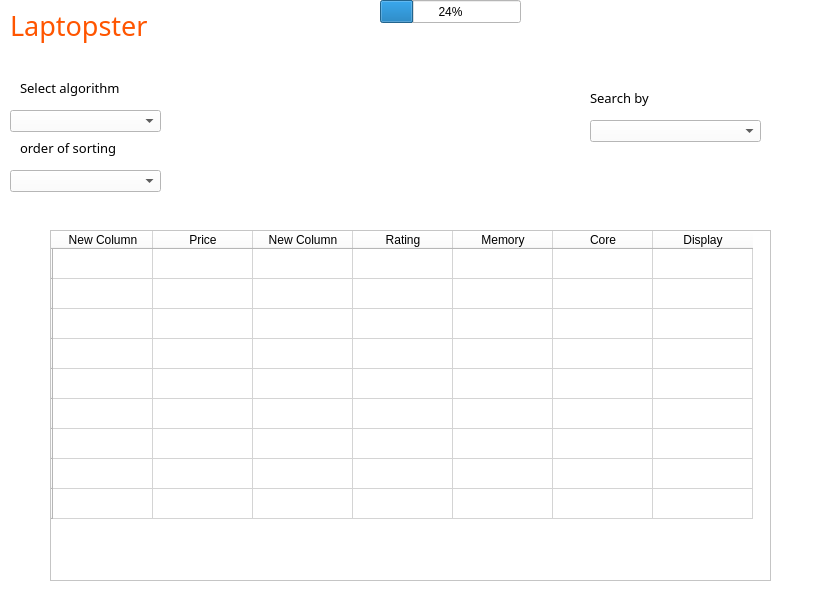
Above: laptopster.ui from Esha-tur-Razia/CS261F21PID41 before the change. Below: the same form after it.
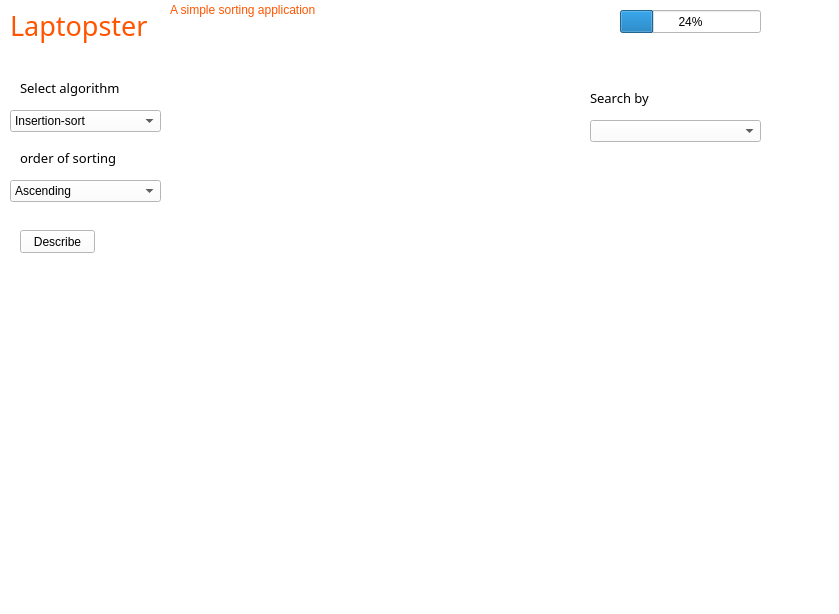
That is the form after the change. Icons and pictures are not drawn.

The edit to the form file:
```diff
--- a/laptopster.ui
+++ b/laptopster.ui
@@ -51,16 +51,46 @@
       <height>22</height>
      </rect>
     </property>
+    <item>
+     <property name="text">
+      <string>Insertion-sort</string>
+     </property>
+    </item>
+    <item>
+     <property name="text">
+      <string>Merge-sort</string>
+     </property>
+    </item>
+    <item>
+     <property name="text">
+      <string>bubble-sort</string>
+     </property>
+    </item>
+    <item>
+     <property name="text">
+      <string>Counting-sort</string>
+     </property>
+    </item>
    </widget>
    <widget class="QComboBox" name="comboBox_2">
     <property name="geometry">
      <rect>
       <x>10</x>
-      <y>170</y>
+      <y>180</y>
       <width>151</width>
       <height>22</height>
      </rect>
     </property>
+    <item>
+     <property name="text">
+      <string>Ascending</string>
+     </property>
+    </item>
+    <item>
+     <property name="text">
+      <string>Decending</string>
+     </property>
+    </item>
    </widget>
    <widget class="QLabel" name="label_2">
     <property name="geometry">
@@ -85,7 +115,7 @@
     <property name="geometry">
      <rect>
       <x>20</x>
-      <y>140</y>
+      <y>150</y>
       <width>111</width>
       <height>16</height>
      </rect>
@@ -103,8 +133,8 @@
    <widget class="QProgressBar" name="progressBar">
     <property name="geometry">
      <rect>
-      <x>380</x>
-      <y>0</y>
+      <x>620</x>
+      <y>10</y>
       <width>141</width>
       <height>23</height>
      </rect>
@@ -113,96 +143,6 @@
      <number>24</number>
     </property>
    </widget>
-   <widget class="QTableWidget" name="tableWidget">
-    <property name="geometry">
-     <rect>
-      <x>50</x>
-      <y>230</y>
-      <width>721</width>
-      <height>351</height>
-     </rect>
-    </property>
-    <row>
-     <property name="text">
-      <string/>
-     </property>
-    </row>
-    <row>
-     <property name="text">
-      <string/>
-     </property>
-    </row>
-    <row>
-     <property name="text">
-      <string/>
-     </property>
-    </row>
-    <row>
-     <property name="text">
-      <string/>
-     </property>
-    </row>
-    <row>
-     <property name="text">
-      <string/>
-     </property>
-    </row>
-    <row>
-     <property name="text">
-      <string/>
-     </property>
-    </row>
-    <row>
-     <property name="text">
-      <string/>
-     </property>
-    </row>
-    <row>
-     <property name="text">
-      <string/>
-     </property>
-    </row>
-    <row>
-     <property name="text">
-      <string/>
-     </property>
-    </row>
-    <column>
-     <property name="text">
-      <string>New Column</string>
-     </property>
-    </column>
-    <column>
-     <property name="text">
-      <string>Price</string>
-     </property>
-    </column>
-    <column>
-     <property name="text">
-      <string>New Column</string>
-     </property>
-    </column>
-    <column>
-     <property name="text">
-      <string>Rating</string>
-     </property>
-    </column>
-    <column>
-     <property name="text">
-      <string>Memory</string>
-     </property>
-    </column>
-    <column>
-     <property name="text">
-      <string>Core</string>
-     </property>
-    </column>
-    <column>
-     <property name="text">
-      <string>Display</string>
-     </property>
-    </column>
-   </widget>
    <widget class="QComboBox" name="comboBox_3">
     <property name="geometry">
      <rect>
@@ -232,6 +172,55 @@
      <string>Search by</string>
     </property>
    </widget>
+   <widget class="QLabel" name="label_5">
+    <property name="geometry">
+     <rect>
+      <x>170</x>
+      <y>0</y>
+      <width>201</width>
+      <height>20</height>
+     </rect>
+    </property>
+    <property name="styleSheet">
+     <string notr="true">font: 11pt &quot;Papyrus&quot;;
+color: rgb(255, 85, 0);</string>
+    </property>
+    <property name="text">
+     <string>A simple sorting application</string>
+    </property>
+   </widget>
+   <widget class="QLabel" name="label_6">
+    <property name="geometry">
+     <rect>
+      <x>340</x>
+      <y>40</y>
+      <width>231</width>
+      <height>181</height>
+     </rect>
+    </property>
+    <property name="styleSheet">
+     <string notr="true">background-image: url(:/laptopster/laptop-circle-swoosh-icon-logo-260nw-336320570 (1).jpg);</string>
+    </property>
+    <property name="text">
+     <string/>
+    </property>
+    <property name="scaledContents">
+     <bool>true</bool>
+    </property>
+   </widget>
+   <widget class="QPushButton" name="pushButton">
+    <property name="geometry">
+     <rect>
+      <x>20</x>
+      <y>230</y>
+      <width>75</width>
+      <height>23</height>
+     </rect>
+    </property>
+    <property name="text">
+     <string>Describe</string>
+    </property>
+   </widget>
   </widget>
   <widget class="QMenuBar" name="menubar">
    <property name="geometry">
```
Left out of the diff: 4 changed lines with no effect on the pictures.
